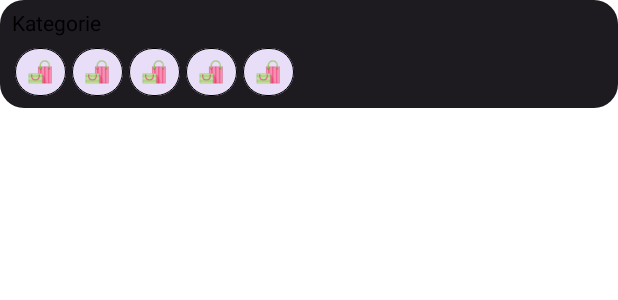
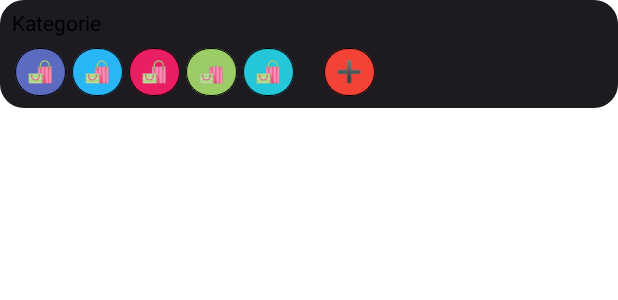
Before and after one commit to Matorarn/todomanager, an Android app built with Jetpack Compose: the @Preview function CategorySwitchPreview, on a phone screen of 412 x 824 dp. Shown: the top 300 px of the screen. Run offline under Robolectric (Android 15) with nearby library versions, the phone set to English and light mode, and no system bars.

Commit message:
feat(configScreen): Add addCategory functionality and implement emoji picker

```diff
--- a/app/build.gradle.kts
+++ b/app/build.gradle.kts
@@ -51,8 +51,10 @@ android {
 }
 
 dependencies {
+    //Emoji Picker
+    implementation("androidx.emoji2:emoji2-emojipicker:1.4.0")
     //Navigation
-    implementation("androidx.navigation:navigation-compose:2.7.6")
+    implementation("androidx.navigation:navigation-compose:2.7.7")
 
     //Room
     implementation("androidx.room:room-runtime:2.6.1")
--- a/app/src/main/java/com/example/todomanager/data/Mapping.kt
+++ b/app/src/main/java/com/example/todomanager/data/Mapping.kt
@@ -6,8 +6,6 @@ import com.example.todomanager.room.CategoryDTO
 import com.example.todomanager.room.TicketDTO
 import kotlinx.coroutines.flow.Flow
 import kotlinx.coroutines.flow.map
-import java.time.LocalDate
-import java.time.format.DateTimeFormatter
 
 internal fun TicketDTO.toEntity() = Ticket(
     id = id,
@@ -28,7 +26,7 @@ internal fun CategoryDTO.toEntity() = Category(
     id = id,
     title = title,
     emoji = emoji,
-    color = color.toInt(),
+    color = color,
 )
 
 internal fun Ticket.toDto() = TicketDTO(
@@ -49,7 +47,7 @@ internal fun Category.toDto() = CategoryDTO(
     id = id,
     title = title,
     emoji = emoji,
-    color = color.toString(),
+    color = color,
 )
 
 internal fun Flow<List<TicketDTO>>.toTicketFlow(): Flow<List<Ticket>> =
--- a/app/src/main/java/com/example/todomanager/data/category/Category.kt
+++ b/app/src/main/java/com/example/todomanager/data/category/Category.kt
@@ -1,10 +1,8 @@
 package com.example.todomanager.data.category
-
-import androidx.annotation.ColorInt
 
 data class Category(
     val id: Int = 0,
     val title: String,
     val emoji: String,
-    @ColorInt val color: Int,
+    val color: CategoryColors,
 )
--- a/app/src/main/java/com/example/todomanager/data/category/Mock.kt
+++ b/app/src/main/java/com/example/todomanager/data/category/Mock.kt
@@ -1,37 +1,35 @@
 package com.example.todomanager.data.category
-
-import androidx.compose.ui.graphics.Color
 
 val mockCategory = Category(
     title = "Privat",
     emoji = "\uD83D\uDECD\uFE0F",
-    color = Color.Cyan.value.toInt(),
+    color = CategoryColors.RED,
 )
 
 val mockCategories = listOf<Category>(
     Category(
         title = "Privat",
         emoji = "\uD83D\uDECD\uFE0F",
-        color = Color.Cyan.value.toInt(),
+        color = CategoryColors.BLUE,
     ),
     Category(
         title = "Urlaub",
         emoji = "\uD83D\uDECD\uFE0F",
-        color = Color.LightGray.value.toInt(),
+        color = CategoryColors.LIGHTBLUE,
     ),
     Category(
         title = "Arbeit",
         emoji = "\uD83D\uDECD\uFE0F",
-        color = Color.Gray.value.toInt(),
+        color = CategoryColors.PINK,
     ),
     Category(
         title = "Wohnung",
         emoji = "\uD83D\uDECD\uFE0F",
-        color = Color.Blue.value.toInt(),
+        color = CategoryColors.GREEN,
     ),
     Category(
         title = "Freunde",
         emoji = "\uD83D\uDECD\uFE0F",
-        color = Color.Magenta.value.toInt(),
+        color = CategoryColors.TURQUOISE,
     ),
 )
--- a/app/src/main/java/com/example/todomanager/room/TicketDTO.kt
+++ b/app/src/main/java/com/example/todomanager/room/TicketDTO.kt
@@ -3,6 +3,7 @@ package com.example.todomanager.room
 import androidx.room.Entity
 import androidx.room.ForeignKey
 import androidx.room.PrimaryKey
+import com.example.todomanager.data.category.CategoryColors
 import java.time.LocalDate
 
 @Entity(
@@ -35,5 +36,5 @@ data class CategoryDTO(
     val id: Int = 0,
     val title: String,
     val emoji: String,
-    val color: String,
+    val color: CategoryColors,
 )
--- a/app/src/main/java/com/example/todomanager/room/TicketDatabase.kt
+++ b/app/src/main/java/com/example/todomanager/room/TicketDatabase.kt
@@ -7,7 +7,7 @@ import com.example.todomanager.data.LocalDateConverter
 
 @Database(
     entities = [TicketDTO::class, CategoryDTO::class],
-    version = 3,
+    version = 4,
     exportSchema = false,
 )
 @TypeConverters(
--- a/app/src/main/java/com/example/todomanager/ui/ticketconfig/TicketConfigNavigation.kt
+++ b/app/src/main/java/com/example/todomanager/ui/ticketconfig/TicketConfigNavigation.kt
@@ -20,8 +20,8 @@ fun NavGraphBuilder.ticketConfigScreen(
         TicketConfigScreen(
             uiState = uiState,
             onQuit = navigateUp,
-            onSave = viewModel::onSave,
-
+            onSaveTicket = viewModel::onSaveTicket,
+            onSaveCategory = viewModel::onSaveCategory,
         )
     }
 }
--- a/app/src/main/java/com/example/todomanager/ui/ticketconfig/configelements/CategoryItem.kt
+++ b/app/src/main/java/com/example/todomanager/ui/ticketconfig/configelements/CategoryItem.kt
@@ -14,16 +14,20 @@ import androidx.compose.foundation.layout.height
 import androidx.compose.foundation.layout.padding
 import androidx.compose.foundation.layout.width
 import androidx.compose.foundation.rememberScrollState
+import androidx.compose.foundation.shape.CircleShape
 import androidx.compose.foundation.shape.RoundedCornerShape
 import androidx.compose.material3.MaterialTheme
 import androidx.compose.material3.Text
 import androidx.compose.runtime.Composable
+import androidx.compose.ui.Alignment
 import androidx.compose.ui.Modifier
 import androidx.compose.ui.graphics.Color
 import androidx.compose.ui.tooling.preview.Preview
 import androidx.compose.ui.unit.Dp
 import androidx.compose.ui.unit.dp
+import androidx.core.graphics.toColorInt
 import com.example.todomanager.data.category.Category
+import com.example.todomanager.data.category.CategoryColors
 import com.example.todomanager.data.category.mockCategories
 import com.example.todomanager.data.category.mockCategory
 
@@ -31,7 +35,8 @@ import com.example.todomanager.data.category.mockCategory
 fun CategorySwitch(
     categoryList: List<Category?>,
     selectedCategory: Category?,
-    onClick: (Category) -> Unit,
+    onSelectCategory: (Category) -> Unit,
+    showAddCategoryDialog: () -> Unit,
 ) {
     Column(
         modifier = Modifier
@@ -51,16 +56,26 @@ fun CategorySwitch(
             modifier = Modifier
                 .horizontalScroll(rememberScrollState()),
         ) {
-            // TODO Add category configuration feature
             categoryList.forEachIndexed { index, category ->
                 if (category != null) {
                     CategoryItem(
                         category = category,
                         isSelected = selectedCategory == categoryList[index],
-                        onClick = { categoryList[index]?.let { onClick(it) } },
+                        onClick = { categoryList[index]?.let { onSelectCategory(it) } },
                     )
                 }
             }
+            // TODO Fix ui
+            Spacer(Modifier.width(16.dp))
+            CategoryItem(
+                category = Category(
+                    title = "",
+                    emoji = "\u2795",
+                    color = CategoryColors.RED,
+                ),
+                isSelected = false,
+                onClick = showAddCategoryDialog,
+            )
         }
     }
 }
@@ -83,12 +98,13 @@ private fun CategoryItem(
             )
             // TODO Implement custom colors for categories
             .background(
-                color = if (isSelected) Color.LightGray else MaterialTheme.colorScheme.secondaryContainer,
-                shape = RoundedCornerShape(16.dp),
+                color = Color(category.color.hexValue.toColorInt()),
+                shape = if (isSelected) RoundedCornerShape(16.dp) else CircleShape,
             )
             .padding(8.dp)
             .clickable(onClick = onClick)
             .animateContentSize(),
+        verticalAlignment = Alignment.CenterVertically,
     ) {
         Text(text = category.emoji)
         if (isSelected) {
@@ -104,7 +120,8 @@ private fun CategorySwitchPreview() {
     CategorySwitch(
         categoryList = mockCategories,
         selectedCategory = null,
-        onClick = {},
+        onSelectCategory = {},
+        showAddCategoryDialog = {},
     )
 }
 
```
Also changed, not shown: app/src/main/java/com/example/todomanager/data/TicketRepository.kt (+7 -3 lines), app/src/main/java/com/example/todomanager/data/category/CategoryColors.kt (added, +15 -0 lines), app/src/main/java/com/example/todomanager/room/TicketDAO.kt (+6 -3 lines), app/src/main/java/com/example/todomanager/ui/ticketconfig/TicketConfigScreen.kt (+19 -7 lines), app/src/main/java/com/example/todomanager/ui/ticketconfig/TicketConfigViewModel.kt (+7 -1 lines), app/src/main/java/com/example/todomanager/ui/ticketconfig/configelements/dialogs/AddCategoryDialog.kt (added, +240 -0 lines).
